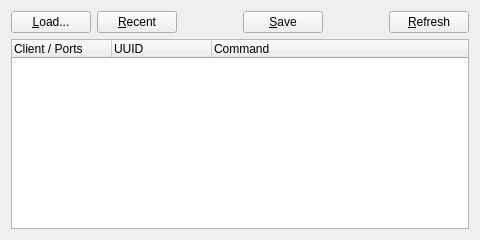
Before: the Qt Designer form src/qjackctlSessionForm.ui in rncbc/qjackctl, drawn with Qt 5.
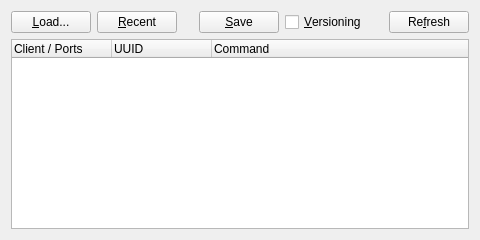
After: the same form once the commit is applied. Icons and pictures are not drawn.

Commit message: - An early session directory versioning/numbering scheme is   now in place, although optional.

Patch:
```diff
--- a/src/qjackctlSessionForm.ui
+++ b/src/qjackctlSessionForm.ui
@@ -87,6 +87,16 @@
     </widget>
    </item>
    <item row="0" column="4">
+    <widget class="QCheckBox" name="SaveSessionVersionCheckBox">
+     <property name="toolTip">
+      <string>Save session versioning</string>
+     </property>
+     <property name="text">
+      <string>&amp;Versioning</string>
+     </property>
+    </widget>
+   </item>
+   <item row="0" column="5">
 	<spacer>
 	 <property name="orientation">
 	  <enum>Qt::Horizontal</enum>
@@ -99,20 +109,20 @@
 	 </property>
 	</spacer>
    </item>
-   <item row="0" column="5">
+   <item row="0" column="6">
     <widget class="QPushButton" name="UpdateSessionPushButton">
      <property name="toolTip">
       <string>Update session</string>
      </property>
      <property name="text">
-      <string>&amp;Refresh</string>
+      <string>Re&amp;fresh</string>
      </property>
      <property name="icon">
 	  <iconset resource="qjackctl.qrc">:/images/refresh1.png</iconset>
      </property>
     </widget>
    </item>
-   <item row="1" column="0" colspan="6">
+   <item row="1" column="0" colspan="7">
     <widget class="QTreeWidget" name="SessionTreeView">
      <property name="rootIsDecorated">
       <bool>false</bool>
```
Left out of the diff: 1 changed line with no effect on the pictures. The commit also changes 14 other files.
